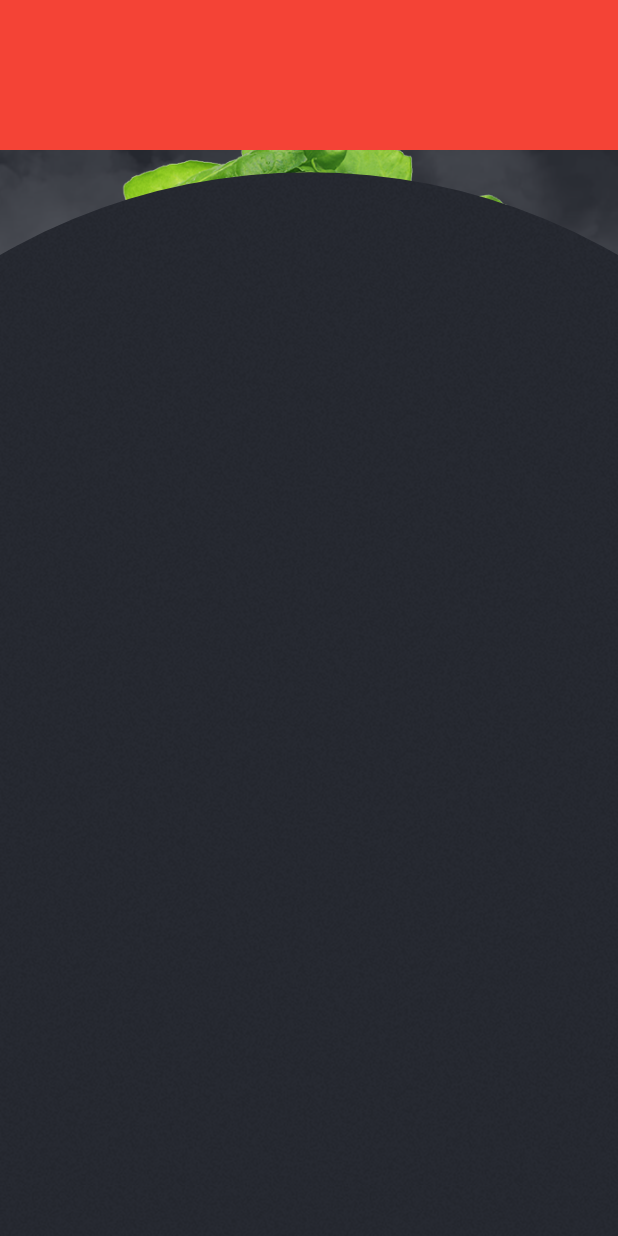
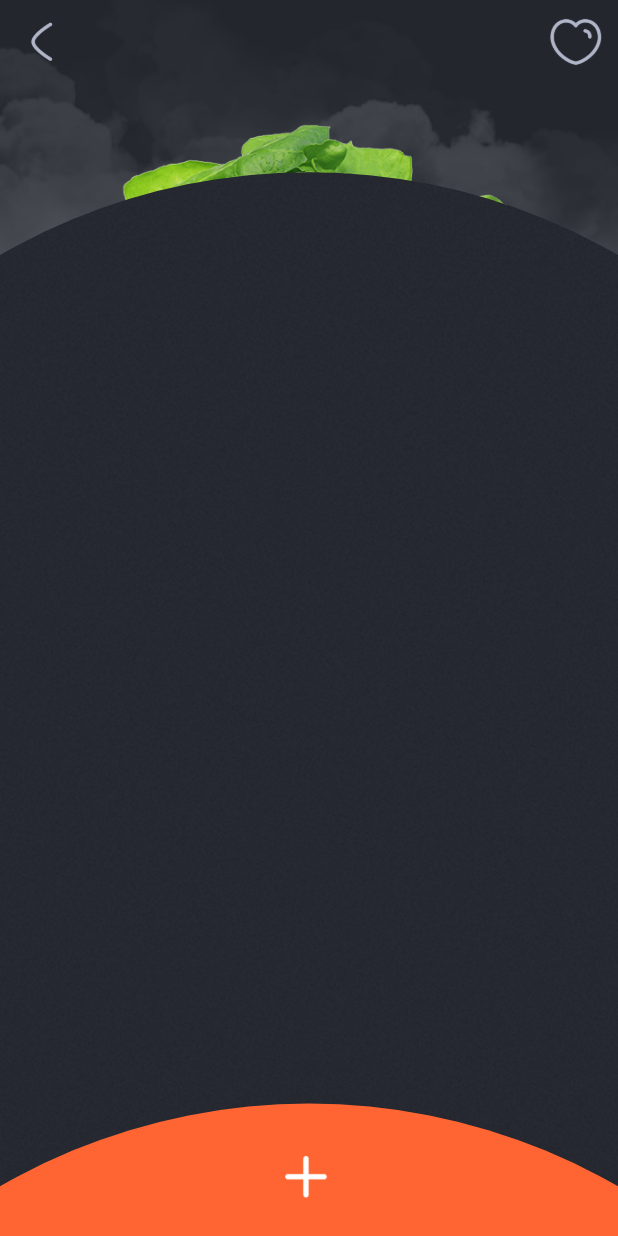
Before and after one commit to vaishnavi185/foodFreaks, a Flutter app: the screen it shows after launch, on a phone screen of 412 x 824 dp. Run offline on Flutter 3.47's test engine with Material 3 defaults, Android fonts, the phone set to English and light mode, and no system bars; our stand-ins replace font_awesome_flutter.

Commit message:
little tiwicks

```diff
--- a/project_name/lib/Recipe_page/bg.dart
+++ b/project_name/lib/Recipe_page/bg.dart
@@ -1,6 +1,7 @@
 import 'package:flutter/material.dart';
 import 'package:flutter/rendering.dart';
 import 'package:project_name/Home.dart';
+import 'package:project_name/Recipe_Form.dart';
 
 class Recipe_bg extends StatelessWidget {
   const Recipe_bg({super.key});
@@ -31,23 +32,29 @@
         ],
       ),
       body: LayoutBuilder(
-        builder: (context,constraints) {
+        builder: (context, constraints) {
           final Width = constraints.maxWidth;
           final circleDiameter = Width * 2;
           return Container(
             height: double.infinity,
             width: double.infinity,
-            decoration: BoxDecoration(color: Color(0xff2C2F38),
-              image: DecorationImage(image: AssetImage("assets/RESBG.png"),fit: BoxFit.cover) ),
+            decoration: BoxDecoration(
+              color: Color(0xff2C2F38),
+              image: DecorationImage(
+                image: AssetImage("assets/RESBG.png"),
+                fit: BoxFit.cover,
+              ),
+            ),
             child: Stack(
               children: [
-                  Positioned( top: Width/5,
-                  left: (Width - (Width /2))/3,
+                Positioned(
+                  top: Width / 5,
+                  left: (Width - (Width / 2)) / 3,
 
-                    child: Image.asset("assets/foodbg.png",height: Width/2.5,)
+                  child: Image.asset("assets/foodbg.png", height: Width / 2.5),
                 ),
                 Positioned(
-                    bottom: -circleDiameter/5+50,
+                  bottom: -circleDiameter / 5 + 50,
                   left: -Width / 2,
                   child: Container(
                     width: circleDiameter,
@@ -55,16 +62,46 @@
                     decoration: BoxDecoration(
                       color: Color(0xff272A32),
                       shape: BoxShape.circle,
-                        image: DecorationImage(image: AssetImage("assets/Rectangle.png"))
+                      image: DecorationImage(
+                        image: AssetImage("assets/Rectangle.png"),
                       ),
-                  )),
-
+                    ),
+                  ),
+                ),
+                Positioned(
+                  bottom: -circleDiameter / 1.12,
+                  left: -Width / 2,
+                  child: Container(
+                    width: circleDiameter,
+                    height: circleDiameter,
+                    decoration: BoxDecoration(
+                      color: Color(0xffFF6532),
+                      shape: BoxShape.circle,
+                      // image: DecorationImage(
+                      //   image: AssetImage("assets/Rectangle.png"),
+                      // ),
+                    ),
+                  ),
+                ),
+                Positioned( bottom:-circleDiameter/80 ,
+                 left: (Width - Width / 4) / 2,
+                  child: IconButton(
+                          onPressed: () {
+                            Navigator.push(
+                              context,
+                              MaterialPageRoute(
+                                builder: (context) =>
+                                  RecipeForm(),
+                              ),
+                            );
+                          },
+                          icon: Image.asset("assets/plus.png",height: Width / 5),
+                        ),)
               ],
             ),
           );
-        }
-      )
-
+        },
+      ),
     );
   }
 }
--- a/project_name/lib/Recipe_page/content.dart
+++ b/project_name/lib/Recipe_page/content.dart
@@ -8,15 +8,14 @@
     return Scaffold(
       backgroundColor: Colors.transparent,
       body:
-       Column(
-        children: [
-          Container(
-            height: 100,
-            color: Colors.red,
+       SingleChildScrollView(
+        scrollDirection: Axis.horizontal,
+        child: Row(
+          children: [
 
-          )
-        ],
-      )
+          ],
+        ),
+       )
     );
   }
 }
```
Also changed, not shown: project_name/lib/Recipe_Form.dart (added, +10 -0 lines), project_name/assets/plus.png (added). Lines whose indentation alone changed are shown as unchanged.
